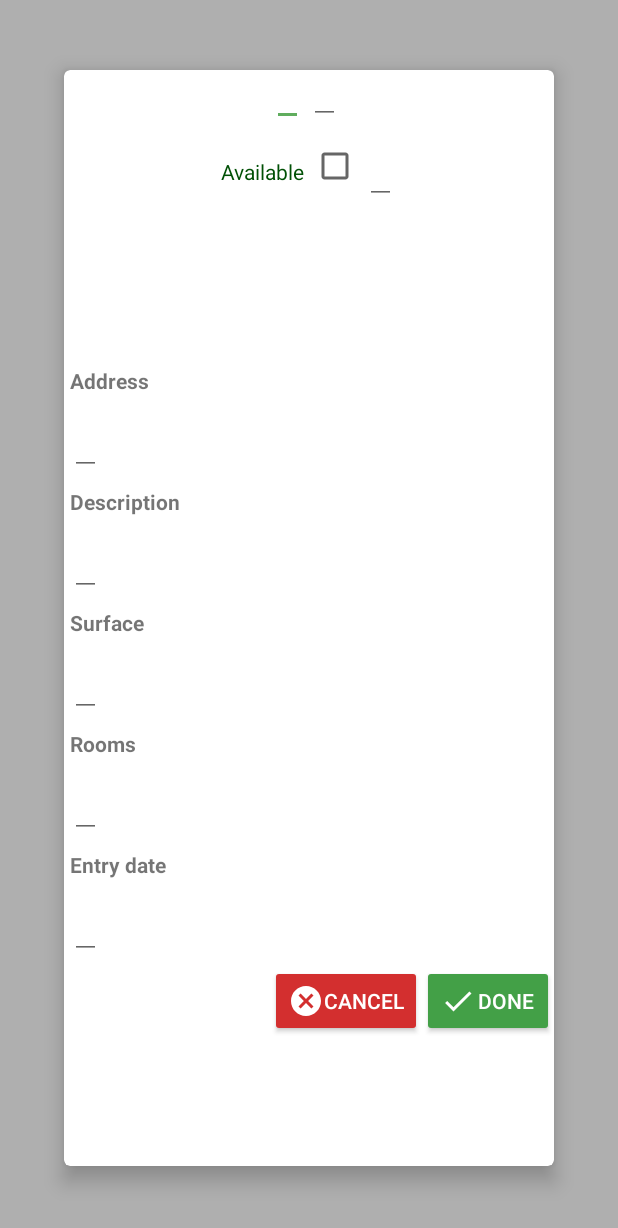
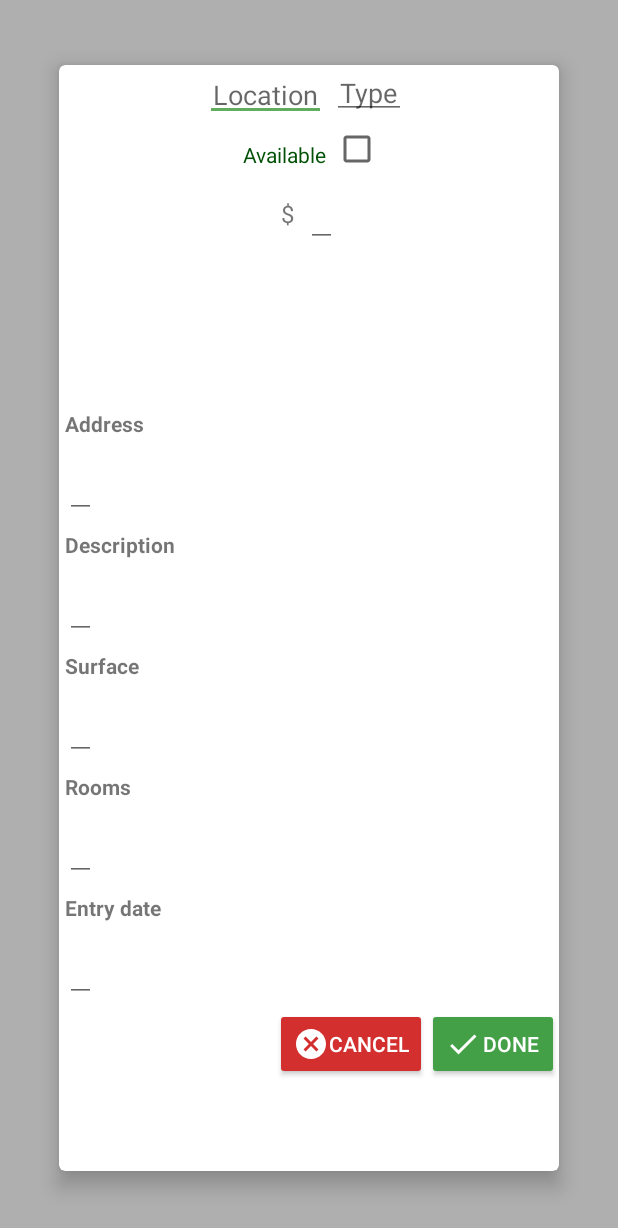
Before and after one commit to MickaelHrndz/RealEstateManager, an Android app: the layout fragment_editproperty.xml on its own in the app's theme, with its tools: preview values and no code run, on a phone screen of 412 x 824 dp. Shown: the top 1228 px of the screen. Run offline under Robolectric (Android 15) with nearby library versions, the phone set to English and light mode, and no system bars.

Commit message:
EditProperty and Propertyfragment stability fixed + UI improvements

```diff
--- a/app/src/main/res/layout/fragment_editproperty.xml
+++ b/app/src/main/res/layout/fragment_editproperty.xml
@@ -38,6 +38,7 @@
                         android:layout_width="wrap_content"
                         android:layout_height="wrap_content"
                         android:layout_gravity="center"
+                        android:hint="@string/location"
                         android:padding="5dp"
                         android:textSize="18sp"/>
                     <EditText
@@ -45,6 +46,7 @@
                         android:layout_width="wrap_content"
                         android:layout_height="wrap_content"
                         android:layout_margin="@dimen/margin_row_text"
+                        android:hint="@string/type"
                         android:padding="5dp"
                         android:layout_gravity="center"
                         android:textSize="18sp"/>
@@ -65,6 +67,18 @@
                         android:id="@+id/editprop_checkbox"
                         android:layout_width="wrap_content"
                         android:layout_height="wrap_content"/>
+                </LinearLayout>
+                <LinearLayout
+                    android:layout_width="match_parent"
+                    android:layout_height="wrap_content"
+                    android:orientation="horizontal"
+                    android:gravity="center_horizontal">
+                    <TextView
+                        android:layout_width="wrap_content"
+                        android:layout_height="wrap_content"
+                        android:layout_margin="@dimen/margin_row_text"
+                        android:textSize="16sp"
+                        android:text="@string/dollarsign"/>
                     <EditText
                         android:id="@+id/editprop_price"
                         android:layout_width="wrap_content"
@@ -153,8 +167,8 @@
                         android:id="@+id/prop_cancel"
                         android:layout_width="wrap_content"
                         android:layout_height="wrap_content"
-                        android:text="CANCEL"
-                        android:drawableLeft="@drawable/ic_cancel"
+                        android:text="@string/cancel"
+                        android:drawableStart="@drawable/ic_cancel"
                         android:drawableTint="#fff"
                         android:textColor="#fff"
                         android:backgroundTint="#d32f2f"/>
@@ -162,8 +176,8 @@
                         android:id="@+id/prop_done"
                         android:layout_width="wrap_content"
                         android:layout_height="wrap_content"
-                        android:text="DONE"
-                        android:drawableLeft="@drawable/ic_done"
+                        android:text="@string/done"
+                        android:drawableStart="@drawable/ic_done"
                         android:drawableTint="#fff"
                         android:textColor="#fff"
                         android:backgroundTint="#43a047"/>
--- a/app/src/main/res/values/dimens.xml
+++ b/app/src/main/res/values/dimens.xml
@@ -8,10 +8,10 @@
     <dimen name="button_login_height">1dp</dimen>
     <dimen name="button_login_margin">5dp</dimen>
 
-    <dimen name="row_workmate_height">80dp</dimen>
+    <dimen name="prop_header_height">70dp</dimen>
     <dimen name="row_prop_height">100dp</dimen>
     <dimen name="margin_row_text">4dp</dimen>
     <dimen name="property_images_height">170dp</dimen>
-    <dimen name="property_margin">33dp</dimen>
+    <dimen name="property_margin">30dp</dimen>
 
 </resources>
--- a/app/src/main/res/values/strings.xml
+++ b/app/src/main/res/values/strings.xml
@@ -13,4 +13,9 @@
     <string name="rooms">Rooms</string>
     <string name="entry_date">Entry date</string>
     <string name="address">Address</string>
+    <string name="location">Location</string>
+    <string name="type">Type</string>
+    <string name="dollarsign">$</string>
+    <string name="cancel">Cancel</string>
+    <string name="done">Done</string>
 </resources>
```
Also changed, not shown: app/src/main/java/com/openclassrooms/realestatemanager/fragments/EditPropertyFragment.kt (+39 -4 lines), app/src/main/java/com/openclassrooms/realestatemanager/fragments/PropertyFragment.kt (+4 -4 lines), app/src/main/res/layout/fragment_property.xml (+5 -4 lines).
